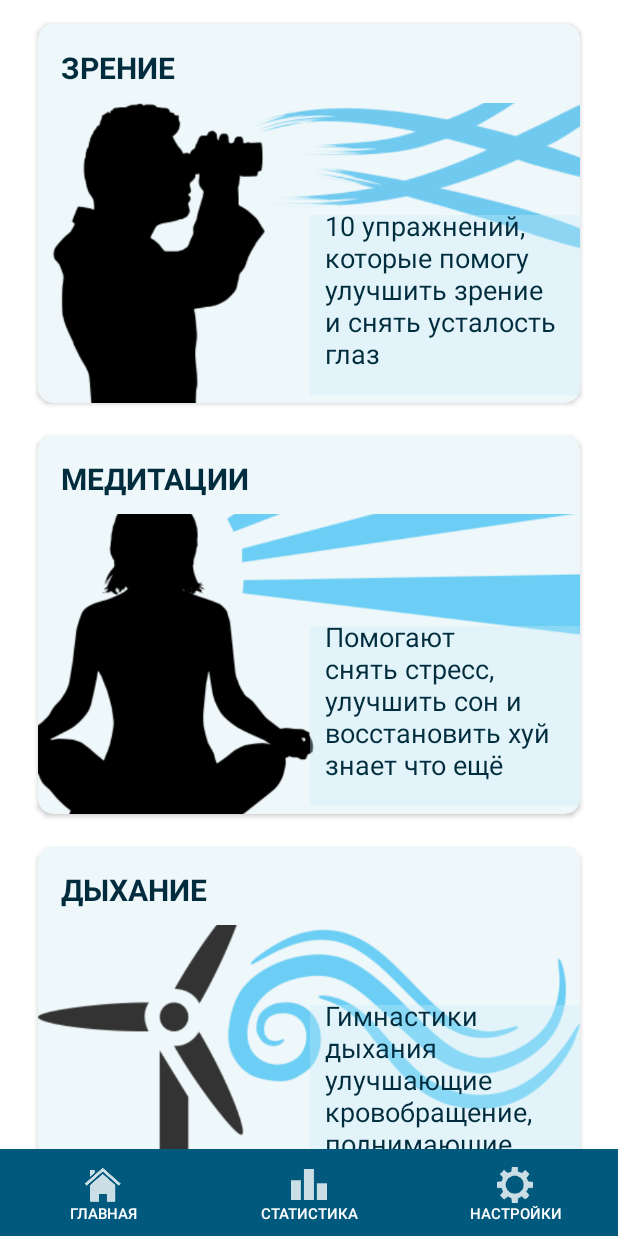
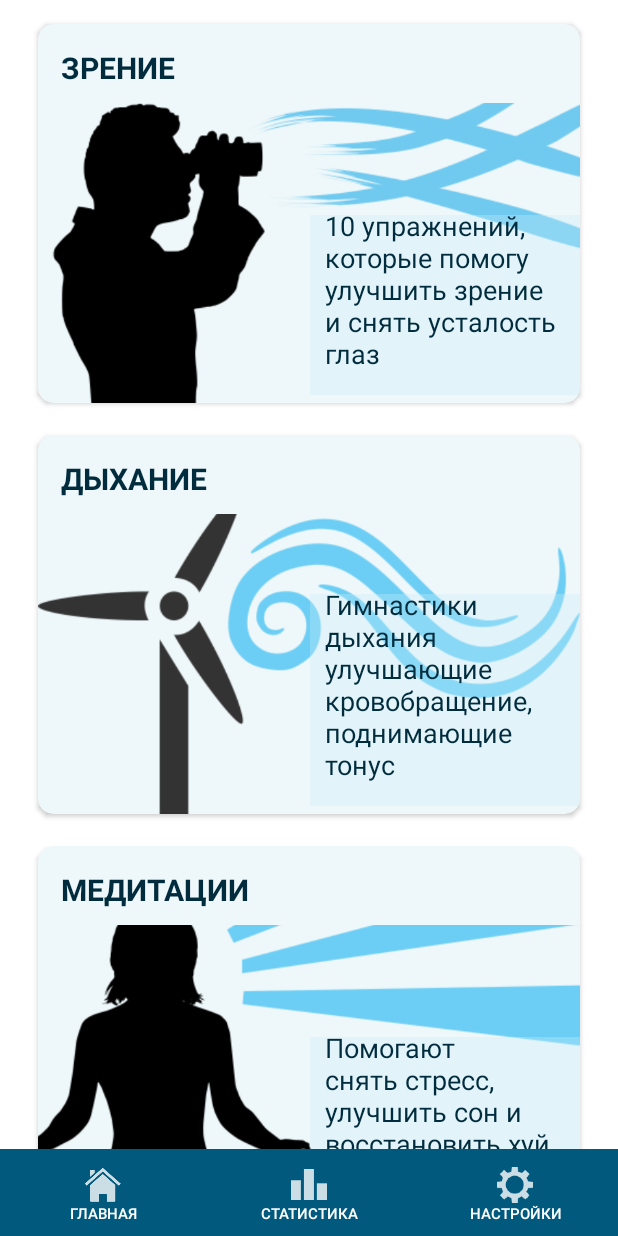
Before and after one commit to PomperStomper/LiveAndHealth, an Android app: the screen it shows after launch (MainActivity), on a phone screen of 412 x 824 dp. Run offline under Robolectric (Android 15) with nearby library versions, the light colour scheme and no system bars.

```diff
--- a/app/src/main/java/ru/pankratov/trofimov/liveandhealth/MainActivity.kt
+++ b/app/src/main/java/ru/pankratov/trofimov/liveandhealth/MainActivity.kt
@@ -51,7 +51,7 @@ class MainActivity : AppCompatActivity() {
     }
 
     companion object MainObject {
-        const val TAG = "livetag"
+        const val TAG = "live_tag"
         const val MAIN_TAG = "main_tag"
 
         fun log(text: String) {
@@ -60,8 +60,8 @@ class MainActivity : AppCompatActivity() {
 
         val DRAWABLE_LIST_IMAGE_MAIN = arrayListOf(
             R.drawable.eyes,
-            R.drawable.meditation,
-            R.drawable.breath
+            R.drawable.breath,
+            R.drawable.meditation
         )
     }
 }
--- a/app/src/main/res/values/strings.xml
+++ b/app/src/main/res/values/strings.xml
@@ -8,14 +8,14 @@
 
     <string-array name="main_list_array">
         <item>ЗРЕНИЕ</item>
+        <item>ДЫХАНИЕ</item>
         <item>МЕДИТАЦИИ</item>
-        <item>ДЫХАНИЕ</item>
     </string-array>
 
     <string-array name="main_list_discription_array">
         <item>10 упражнений, которые помогу улучшить зрение и снять усталость глаз</item>
+        <item>Гимнастики дыхания улучшающие кровобращение, поднимающие тонус</item>
         <item>Помогают снять стресс, улучшить сон и восстановить хуй знает что ещё</item>
-        <item>Гимнастики дыхания улучшающие кровобращение, поднимающие тонус</item>
     </string-array>
     <string name="title_activity_eyes">EyesActivity</string>
     <!-- Strings used for fragments for navigation -->
```
